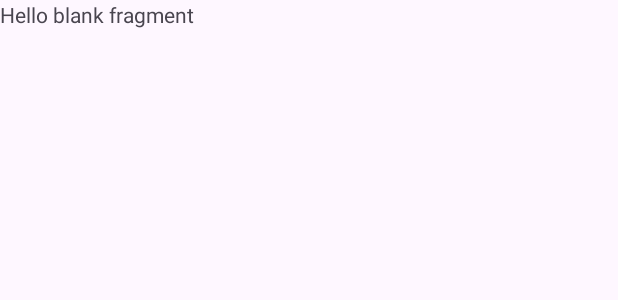
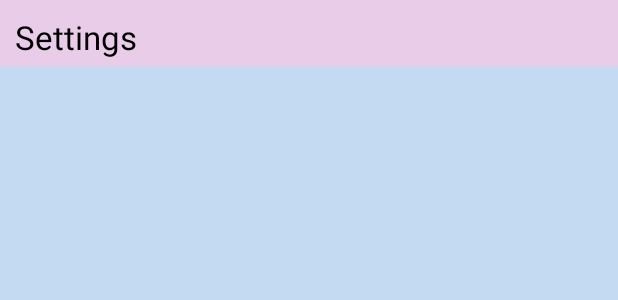
Before and after one commit to BanglaWarlock/ENG_SUS_COLLAB, an Android app: the layout fragment_settings_view.xml on its own in the app's theme, with its tools: preview values and no code run, on a phone screen of 412 x 824 dp. Shown: the top 300 px of the screen. Run offline under Robolectric (Android 15) with nearby library versions, the light colour scheme and no system bars.

Commit message:
Resolved Unknown Fragments

```diff
--- a/app/src/main/res/layout/fragment_near_me.xml
+++ b/app/src/main/res/layout/fragment_near_me.xml
@@ -4,6 +4,7 @@
         xmlns:tools="http://schemas.android.com/tools"
         android:layout_width="match_parent"
         android:layout_height="match_parent"
+        android:background="#C4D9F2"
         tools:context=".NearMe">
 
         <TextView
--- a/app/src/main/res/layout/fragment_settings_view.xml
+++ b/app/src/main/res/layout/fragment_settings_view.xml
@@ -1,14 +1,27 @@
 <?xml version="1.0" encoding="utf-8"?>
-<FrameLayout xmlns:android="http://schemas.android.com/apk/res/android"
+<androidx.constraintlayout.widget.ConstraintLayout xmlns:android="http://schemas.android.com/apk/res/android"
+    xmlns:app="http://schemas.android.com/apk/res-auto"
     xmlns:tools="http://schemas.android.com/tools"
     android:layout_width="match_parent"
     android:layout_height="match_parent"
+    android:background="#C4D9F2"
     tools:context=".SettingsView">
 
-    <!-- TODO: Update blank fragment layout -->
     <TextView
+        android:id="@+id/textSettings"
         android:layout_width="match_parent"
-        android:layout_height="match_parent"
-        android:text="@string/hello_blank_fragment" />
+        android:layout_height="wrap_content"
+        android:background="#E8CCE8"
+        android:paddingLeft="10dp"
+        android:paddingTop="10dp"
+        android:paddingBottom="5dp"
+        android:text="Settings"
+        android:textColor="@color/black"
+        android:textSize="22sp"
+        app:layout_constraintEnd_toEndOf="parent"
+        app:layout_constraintHorizontal_bias="1.0"
+        app:layout_constraintStart_toStartOf="parent"
+        app:layout_constraintTop_toTopOf="parent" />
 
-</FrameLayout>
+
+</androidx.constraintlayout.widget.ConstraintLayout>
--- a/app/src/main/res/layout/station_user.xml
+++ b/app/src/main/res/layout/station_user.xml
@@ -3,7 +3,8 @@
     xmlns:app="http://schemas.android.com/apk/res-auto"
     xmlns:tools="http://schemas.android.com/tools"
     android:layout_width="match_parent"
-    android:layout_height="wrap_content">
+    android:layout_height="wrap_content"
+    android:background="#D9E9FE">
 
 <!--    UI for a station in a list-->
 
```
Also changed, not shown: app/src/main/res/layout/activity_main.xml (+12 -11 lines).
